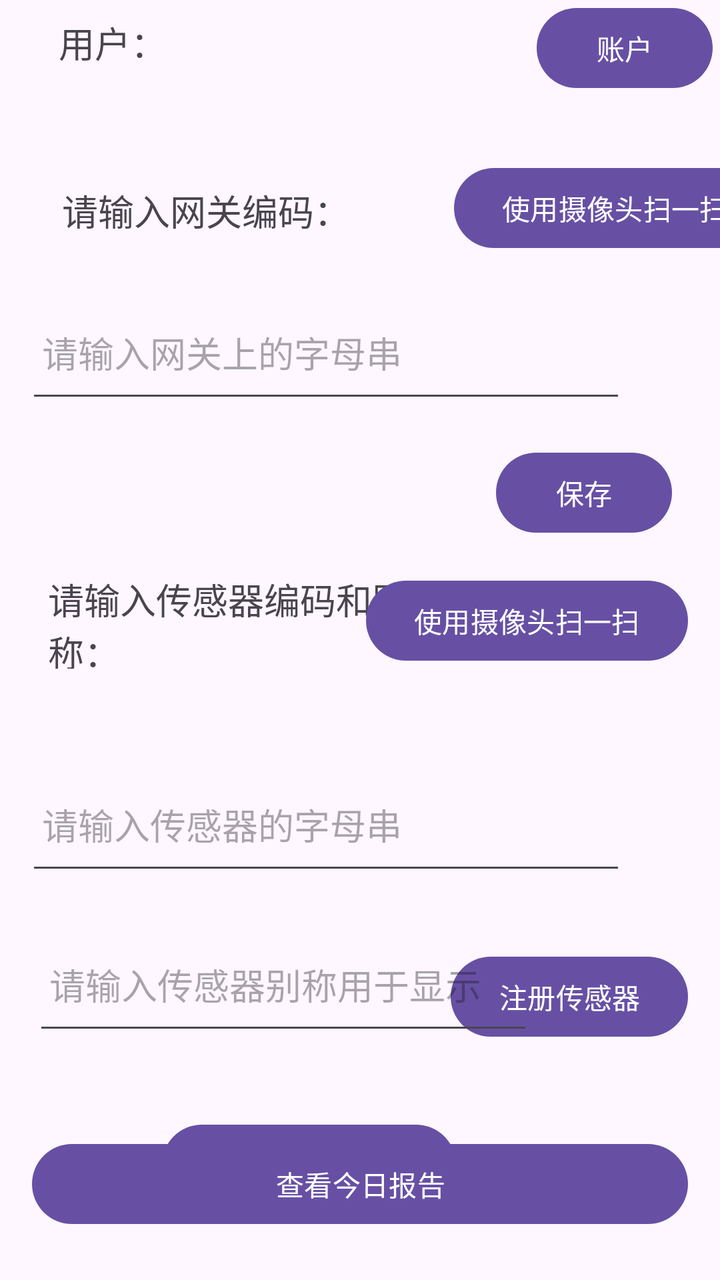
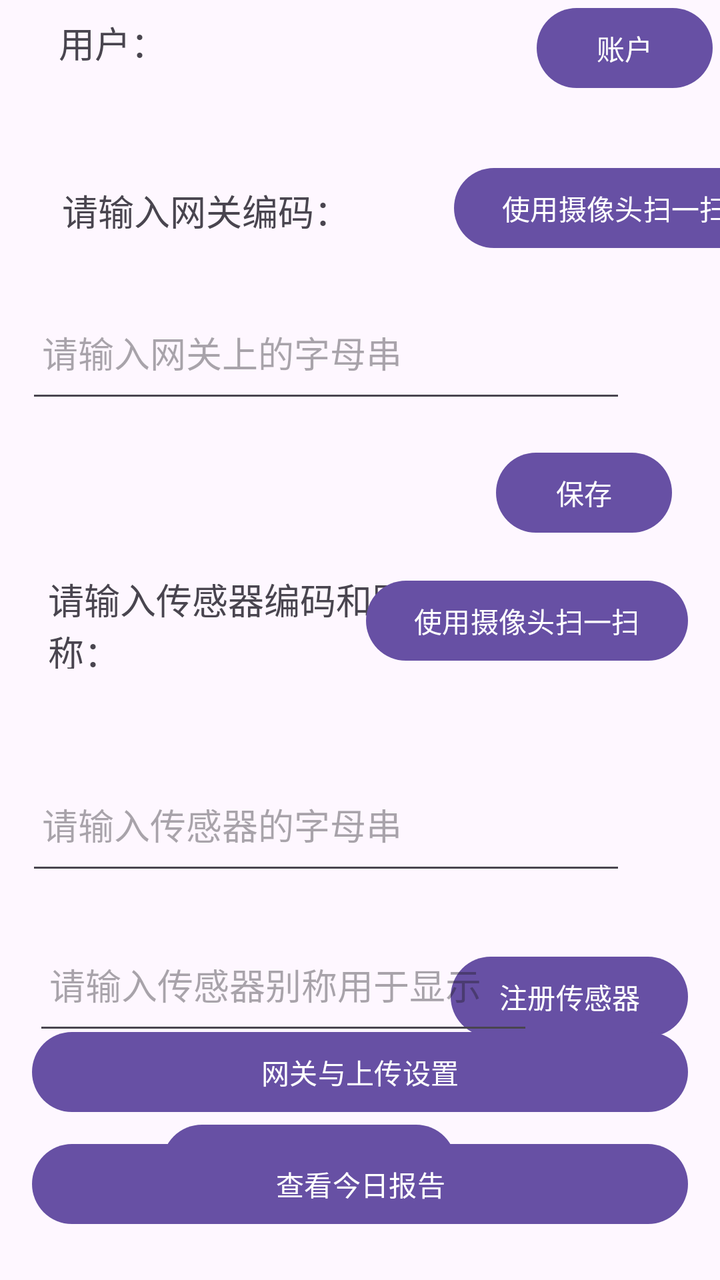

Before-and-after screenshots of an Android layout around one commit, followed by the original layout XML and the change that was made.
<!-- AndroidManifest.xml: application theme Theme.Dengbei_care -->
<!-- res/layout/fragment_notifications.xml -->
<?xml version="1.0" encoding="utf-8"?>
<androidx.constraintlayout.widget.ConstraintLayout xmlns:android="http://schemas.android.com/apk/res/android"
    xmlns:app="http://schemas.android.com/apk/res-auto"
    xmlns:tools="http://schemas.android.com/tools"
    android:layout_width="match_parent"
    android:layout_height="match_parent"
    tools:context=".ui.notifications.NotificationsFragment">

    <TextView
        android:id="@+id/usernameText"
        android:layout_width="219dp"
        android:layout_height="44dp"
        android:padding="8dp"
        android:text="@string/username"
        android:textSize="18sp"
        app:layout_constraintEnd_toEndOf="parent"
        app:layout_constraintHorizontal_bias="0.151"
        app:layout_constraintStart_toStartOf="parent"
        app:layout_constraintTop_toTopOf="parent"
        tools:ignore="MissingConstraints" />

    <Button
        android:id="@+id/registerButton"
        android:layout_width="wrap_content"
        android:layout_height="wrap_content"
        android:layout_marginStart="28dp"
        android:text="@string/register"
        app:layout_constraintBottom_toBottomOf="@id/usernameText"
        app:layout_constraintStart_toEndOf="@+id/usernameText"
        app:layout_constraintTop_toTopOf="parent"
        app:layout_constraintVertical_bias="0.0" />

    <TextView
        android:id="@+id/sensorAddressLabel"
        android:layout_width="wrap_content"
        android:layout_height="wrap_content"
        android:layout_marginTop="40dp"
        android:padding="8dp"
        android:text="@string/sensor_address"
        android:textSize="18sp"
        app:layout_constraintEnd_toEndOf="parent"
        app:layout_constraintHorizontal_bias="0.115"
        app:layout_constraintStart_toStartOf="parent"
        app:layout_constraintTop_toBottomOf="@+id/usernameText"
        tools:ignore="MissingConstraints" />

    <EditText
        android:id="@+id/sensorAddressInput"
        android:layout_width="300dp"
        android:layout_height="60dp"
        android:layout_marginTop="20dp"
        android:hint="@string/sensor_address_hint"
        android:importantForAutofill="no"
        android:inputType="text"
        android:padding="8dp"
        app:layout_constraintEnd_toEndOf="parent"
        app:layout_constraintHorizontal_bias="0.216"
        app:layout_constraintStart_toStartOf="parent"
        app:layout_constraintTop_toBottomOf="@id/sensorAddressLabel"
        tools:ignore="MissingConstraints" />

    <Button
        android:id="@+id/macSendButton"
        android:layout_width="wrap_content"
        android:layout_height="wrap_content"
        android:layout_marginTop="16dp"
        android:layout_marginEnd="24dp"
        android:text="@string/mac_send_button"
        app:layout_constraintEnd_toEndOf="parent"
        app:layout_constraintTop_toBottomOf="@+id/sensorAddressInput" />

    <Button
        android:id="@+id/macScanButton"
        android:layout_width="wrap_content"
        android:layout_height="wrap_content"
        android:layout_marginStart="44dp"
        android:layout_marginTop="32dp"
        android:text="@string/usecamera"
        app:layout_constraintStart_toEndOf="@+id/sensorAddressLabel"
        app:layout_constraintTop_toBottomOf="@+id/registerButton" />

    <TextView
        android:id="@+id/sensoridinfo"
        android:layout_width="180dp"
        android:layout_height="48dp"
        android:layout_marginStart="24dp"
        android:layout_marginTop="16dp"
        android:text="@string/sensor_id"
        android:textSize="18sp"
        app:layout_constraintStart_toStartOf="parent"
        app:layout_constraintTop_toBottomOf="@+id/macSendButton" />


    <Button
        android:id="@+id/sensoridscan"
        android:layout_width="wrap_content"
        android:layout_height="wrap_content"
        android:layout_marginTop="16dp"
        android:layout_marginEnd="16dp"
        android:text="@string/usecamera"
        app:layout_constraintEnd_toEndOf="parent"
        app:layout_constraintTop_toBottomOf="@+id/macSendButton" />

    <EditText
        android:id="@+id/sensoridinput"
        android:layout_width="300dp"
        android:layout_height="60dp"
        android:layout_marginTop="48dp"
        android:hint="@string/sensor_id_hint"
        android:importantForAutofill="no"
        android:inputType="text"
        android:padding="8dp"
        app:layout_constraintEnd_toEndOf="parent"
        app:layout_constraintHorizontal_bias="0.216"
        app:layout_constraintStart_toStartOf="parent"
        app:layout_constraintTop_toBottomOf="@+id/sensoridinfo"
        tools:ignore="MissingConstraints" />

    <Button
        android:id="@+id/addsensorid"
        android:layout_width="wrap_content"
        android:layout_height="wrap_content"
        android:layout_marginTop="32dp"
        android:layout_marginEnd="16dp"
        android:text="@string/addsensor"
        app:layout_constraintEnd_toEndOf="parent"
        app:layout_constraintTop_toBottomOf="@+id/sensoridinput" />

    <Button
        android:id="@+id/opensensorlistbutton"
        android:layout_width="wrap_content"
        android:layout_height="wrap_content"
        android:layout_marginTop="36dp"
        android:layout_marginEnd="132dp"
        android:text="@string/opensensorlist"
        app:layout_constraintEnd_toEndOf="parent"
        app:layout_constraintTop_toBottomOf="@+id/addsensorid" />


    <EditText
        android:id="@+id/sensornameinput"
        android:layout_width="250dp"
        android:layout_height="60dp"
        android:layout_marginTop="20dp"
        android:hint="@string/sensorname"
        android:importantForAutofill="no"
        android:inputType="text"
        android:padding="8dp"
        app:layout_constraintEnd_toEndOf="parent"
        app:layout_constraintHorizontal_bias="0.151"
        app:layout_constraintStart_toStartOf="parent"
        app:layout_constraintTop_toBottomOf="@+id/sensoridinput"
        tools:ignore="MissingConstraints" />

    <com.google.android.material.button.MaterialButton
        android:id="@+id/viewReportButton"
        android:layout_width="match_parent"
        android:layout_height="wrap_content"
        android:layout_marginStart="@dimen/spacing_md"
        android:layout_marginEnd="@dimen/spacing_md"
        android:layout_marginBottom="@dimen/spacing_lg"
        android:text="查看今日报告"
        app:layout_constraintBottom_toBottomOf="parent"
        app:layout_constraintEnd_toEndOf="parent"
        app:layout_constraintStart_toStartOf="parent" />

</androidx.constraintlayout.widget.ConstraintLayout>
<!-- resources referenced by this layout -->
<resources>
  <dimen name="spacing_lg">24dp</dimen>
  <dimen name="spacing_md">16dp</dimen>
  <string name="addsensor">注册传感器</string>
  <string name="mac_send_button">保存</string>
  <string name="opensensorlist">打开传感器列表</string>
  <string name="register">账户</string>
  <string name="sensor_address">请输入网关编码：</string>
  <string name="sensor_address_hint">请输入网关上的字母串</string>
  <string name="sensor_id">请输入传感器编码和别称：</string>
  <string name="sensor_id_hint">请输入传感器的字母串</string>
  <string name="sensorname">请输入传感器别称用于显示</string>
  <string name="usecamera">使用摄像头扫一扫</string>
  <string name="username">用户：</string>
  <style name="Theme.Dengbei_care" parent="Base.Theme.Dengbei_care">
          
          <item name="colorPrimary">@color/brand_primary</item>
          <item name="colorOnPrimary">@color/brand_on_primary</item>
          <item name="colorPrimaryVariant">@color/brand_primary_variant</item>
  
          
          <item name="colorSecondary">@color/brand_secondary</item>
          <item name="colorOnSecondary">@color/brand_on_secondary</item>
          <item name="colorSecondaryVariant">@color/brand_secondary_variant</item>
  
          
          <item name="colorSurface">@color/brand_surface</item>
          <item name="colorOnSurface">@color/brand_on_surface</item>
          <item name="colorSurfaceVariant">@color/brand_surface_variant</item>
          <item name="colorOnSurfaceVariant">@color/brand_on_surface_variant</item>
  
          
          <item name="colorError">@color/brand_error</item>
          <item name="colorOnError">@color/brand_on_error</item>
  
          
          <item name="android:statusBarColor">?attr/colorPrimaryVariant</item>
      </style>
  <style name="Base.Theme.Dengbei_care" parent="Theme.Material3.DayNight.NoActionBar">
      </style>
  <color name="brand_primary">#FF00897B</color>
  <color name="brand_on_primary">#FFFFFFFF</color>
  <color name="brand_primary_variant">#FF00695C</color>
  <color name="brand_secondary">#FFFFB300</color>
  <color name="brand_on_secondary">#FF1A1A1A</color>
  <color name="brand_secondary_variant">#FFFF8F00</color>
  <color name="brand_surface">#FFFAFAFA</color>
  <color name="brand_on_surface">#FF1A1A1A</color>
  <color name="brand_surface_variant">#FFE0F2F1</color>
  <color name="brand_on_surface_variant">#FF49454F</color>
  <color name="brand_error">#FFD32F2F</color>
  <color name="brand_on_error">#FFFFFFFF</color>
</resources>

<!-- the commit's change to res/layout/fragment_notifications.xml (unified diff, before → after) -->
@@ -153,6 +153,18 @@
         tools:ignore="MissingConstraints" />
 
     <com.google.android.material.button.MaterialButton
+        android:id="@+id/gatewayBleButton"
+        android:layout_width="match_parent"
+        android:layout_height="wrap_content"
+        android:layout_marginStart="@dimen/spacing_md"
+        android:layout_marginEnd="@dimen/spacing_md"
+        android:layout_marginBottom="@dimen/spacing_sm"
+        android:text="网关与上传设置"
+        app:layout_constraintBottom_toTopOf="@+id/viewReportButton"
+        app:layout_constraintEnd_toEndOf="parent"
+        app:layout_constraintStart_toStartOf="parent" />
+
+    <com.google.android.material.button.MaterialButton
         android:id="@+id/viewReportButton"
         android:layout_width="match_parent"
         android:layout_height="wrap_content"
<!-- resource entries referenced after the edit -->
@@ -2,6 +2,7 @@
 <resources>
   <dimen name="spacing_lg">24dp</dimen>
   <dimen name="spacing_md">16dp</dimen>
+  <dimen name="spacing_sm">8dp</dimen>
   <string name="addsensor">注册传感器</string>
   <string name="mac_send_button">保存</string>
   <string name="opensensorlist">打开传感器列表</string>
